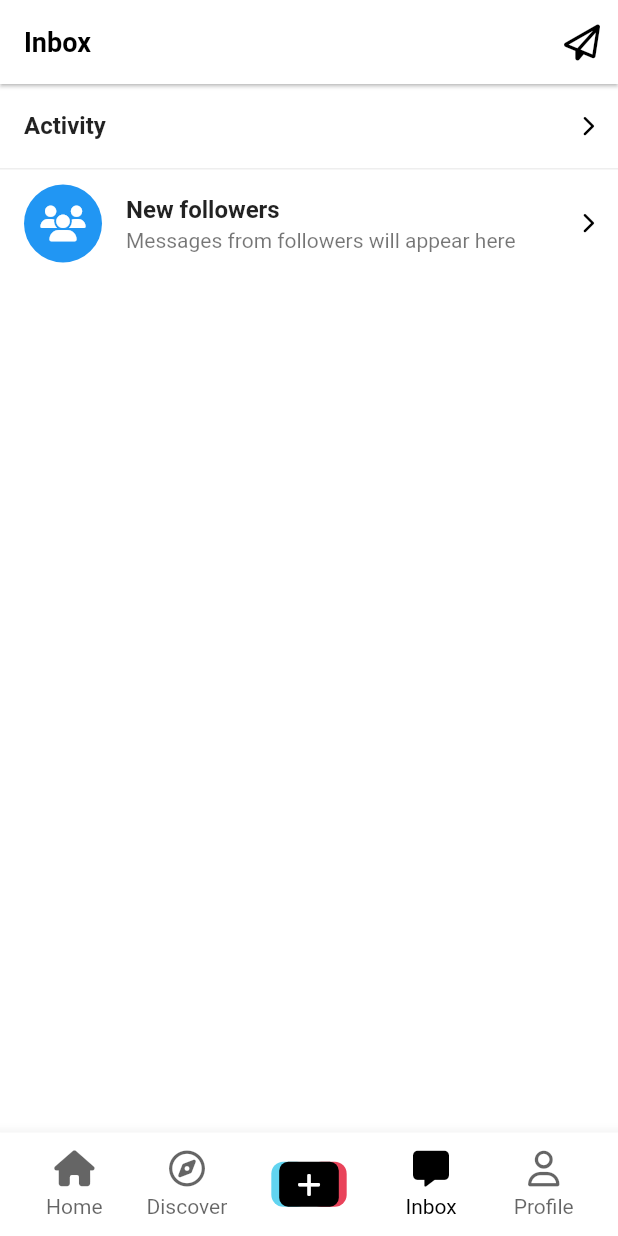
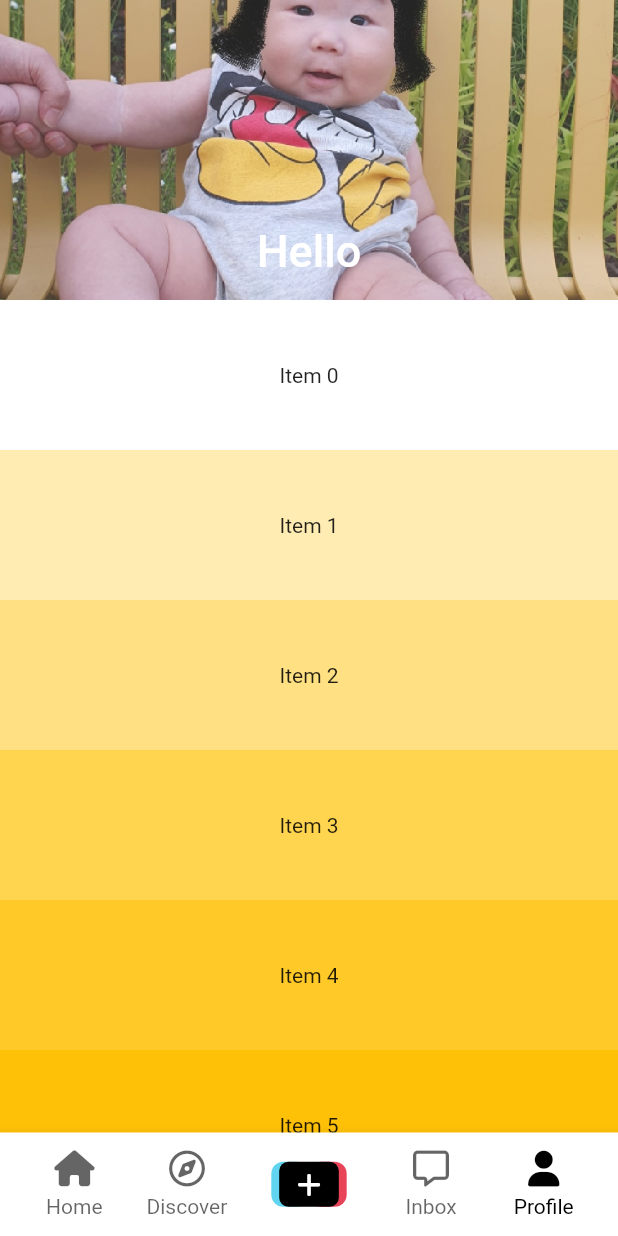
Before and after one commit to acephoenix0/tiktok_clone, a Flutter app: the screen it shows after launch, on a phone screen of 412 x 824 dp. Run offline on Flutter 3.47's test engine with Material 2 defaults, Android fonts, the phone set to English and light mode, and no system bars; our stand-ins replace font_awesome_flutter, video_player, visibility_detector; network calls fail.

Commit message:
SliverGrid

```diff
--- a/lib/features/authentication/birthday_screen.dart
+++ b/lib/features/authentication/birthday_screen.dart
@@ -2,7 +2,7 @@ import 'package:flutter/cupertino.dart';
 import 'package:flutter/material.dart';
 import 'package:tiktok_clone/constants/gaps.dart';
 import 'package:tiktok_clone/constants/sizes.dart';
-import 'package:tiktok_clone/features/authentication/onboarding/interests_screen.dart';
+import 'package:tiktok_clone/features/onboarding/interests_screen.dart';
 import 'package:tiktok_clone/features/authentication/widgets/form_button.dart';
 
 class BirthdayScreen extends StatefulWidget {
--- a/lib/features/authentication/login_form_screen.dart
+++ b/lib/features/authentication/login_form_screen.dart
@@ -2,7 +2,7 @@ import 'package:flutter/foundation.dart';
 import 'package:flutter/material.dart';
 import 'package:tiktok_clone/constants/gaps.dart';
 import 'package:tiktok_clone/constants/sizes.dart';
-import 'package:tiktok_clone/features/authentication/onboarding/interests_screen.dart';
+import 'package:tiktok_clone/features/onboarding/interests_screen.dart';
 import 'package:tiktok_clone/features/authentication/widgets/form_button.dart';
 
 class LoginFormScreen extends StatefulWidget {
--- a/lib/features/main_navigation/main_navigation_screen.dart
+++ b/lib/features/main_navigation/main_navigation_screen.dart
@@ -2,11 +2,12 @@ import 'package:flutter/material.dart';
 import 'package:font_awesome_flutter/font_awesome_flutter.dart';
 import 'package:tiktok_clone/constants/gaps.dart';
 import 'package:tiktok_clone/constants/sizes.dart';
-import 'package:tiktok_clone/features/authentication/onboarding/widgets/post_video_button.dart';
+import 'package:tiktok_clone/features/onboarding/widgets/post_video_button.dart';
 import 'package:tiktok_clone/features/discover/discover_screen.dart';
 import 'package:tiktok_clone/features/inbox/inbox_screen.dart';
 import 'package:tiktok_clone/features/main_navigation/widgets/nav_tab.dart';
 import 'package:tiktok_clone/features/profile/profile_screen.dart';
+import 'package:tiktok_clone/features/users/user_profile_screen.dart';
 import 'package:tiktok_clone/features/videos/video_timeline_screen.dart';
 
 class MainNavigationScreen extends StatefulWidget {
@@ -17,7 +18,7 @@ class MainNavigationScreen extends StatefulWidget {
 }
 
 class _MainNavigationScreenState extends State<MainNavigationScreen> {
-  int _selectedIndex = 3;
+  int _selectedIndex = 4;
 
   void _onTap(int index) {
     setState(() {
@@ -58,7 +59,7 @@ class _MainNavigationScreenState extends State<MainNavigationScreen> {
           ),
           Offstage(
             offstage: _selectedIndex != 4,
-            child: const ProfileScreen(),
+            child: const UserProfileScreen(),
           ),
         ],
       ),
--- a/lib/features/authentication/onboarding/interests_screen.dart
+++ b/lib/features/onboarding/interests_screen.dart
@@ -1,8 +1,8 @@
 import 'package:flutter/material.dart';
 import 'package:tiktok_clone/constants/gaps.dart';
 import 'package:tiktok_clone/constants/sizes.dart';
-import 'package:tiktok_clone/features/authentication/onboarding/tutorial_screen.dart';
-import 'package:tiktok_clone/features/authentication/onboarding/widgets/interest_button.dart';
+import 'package:tiktok_clone/features/onboarding/tutorial_screen.dart';
+import 'package:tiktok_clone/features/onboarding/widgets/interest_button.dart';
 
 class InterestsScreen extends StatefulWidget {
   const InterestsScreen({super.key});
--- /dev/null
+++ b/lib/features/users/user_profile_screen.dart
@@ -0,0 +1,69 @@
+import 'package:flutter/material.dart';
+import 'package:tiktok_clone/constants/sizes.dart';
+
+class UserProfileScreen extends StatefulWidget {
+  const UserProfileScreen({super.key});
+
+  @override
+  State<UserProfileScreen> createState() => _UserProfileScreenState();
+}
+
+class _UserProfileScreenState extends State<UserProfileScreen> {
+  @override
+  Widget build(BuildContext context) {
+    return CustomScrollView(
+      physics: const BouncingScrollPhysics(),
+      slivers: [
+        SliverAppBar(
+          pinned: true,
+          stretch: true,
+          collapsedHeight: 80,
+          expandedHeight: 200,
+          backgroundColor: Colors.teal,
+          flexibleSpace: FlexibleSpaceBar(
+            stretchModes: const [
+              StretchMode.blurBackground,
+              StretchMode.zoomBackground,
+            ],
+            centerTitle: true,
+            title: const Text('Hello'),
+            background: Image.asset(
+              'assets/images/jw1.jpg',
+              fit: BoxFit.cover,
+            ),
+          ),
+        ),
+        SliverFixedExtentList(
+            delegate: SliverChildBuilderDelegate(
+              childCount: 50,
+              (context, index) => Container(
+                color: Colors.amber[100 * (index % 9)],
+                child: Align(
+                  alignment: Alignment.center,
+                  child: Text(
+                    'Item $index',
+                  ),
+                ),
+              ),
+            ),
+            itemExtent: 100),
+        SliverGrid(
+            delegate: SliverChildBuilderDelegate(
+              childCount: 50,
+              (context, index) => Container(
+                color: Colors.blue[100 * (index % 9)],
+                child: Align(
+                  alignment: Alignment.center,
+                  child: Text('Item $index'),
+                ),
+              ),
+            ),
+            gridDelegate: const SliverGridDelegateWithMaxCrossAxisExtent(
+                childAspectRatio: 1,
+                maxCrossAxisExtent: 100,
+                mainAxisSpacing: Sizes.size20,
+                crossAxisSpacing: Sizes.size20)),
+      ],
+    );
+  }
+}
```
Also changed, not shown: lib/features/onboarding/tutorial_screen.dart (renamed from lib/features/authentication/onboarding/tutorial_screen.dart), lib/features/onboarding/widgets/interest_button.dart (renamed from lib/features/authentication/onboarding/widgets/interest_button.dart), lib/features/onboarding/widgets/post_video_button.dart (renamed from lib/features/authentication/onboarding/widgets/post_video_button.dart).
